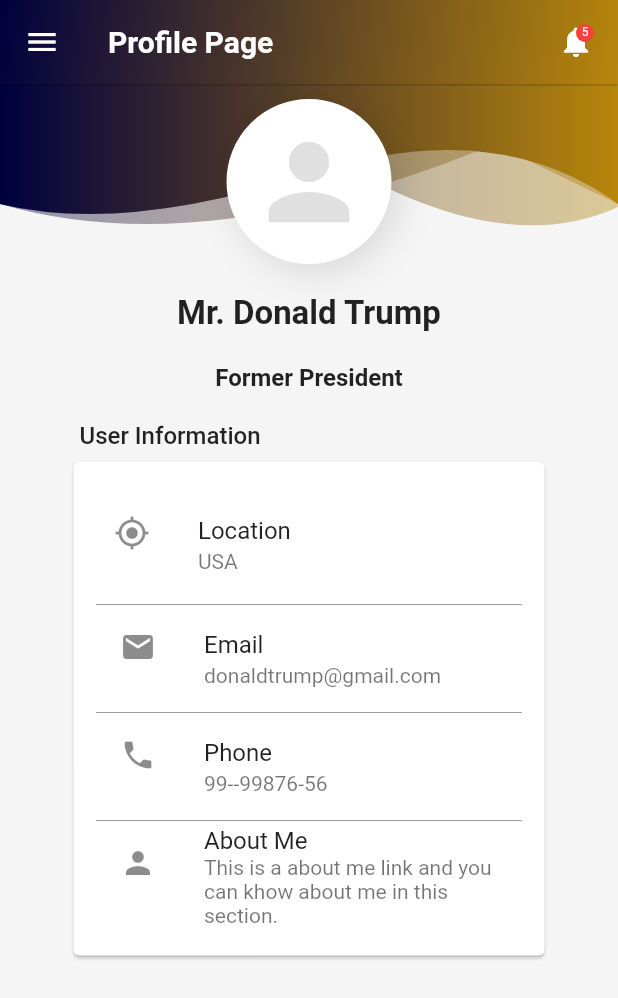
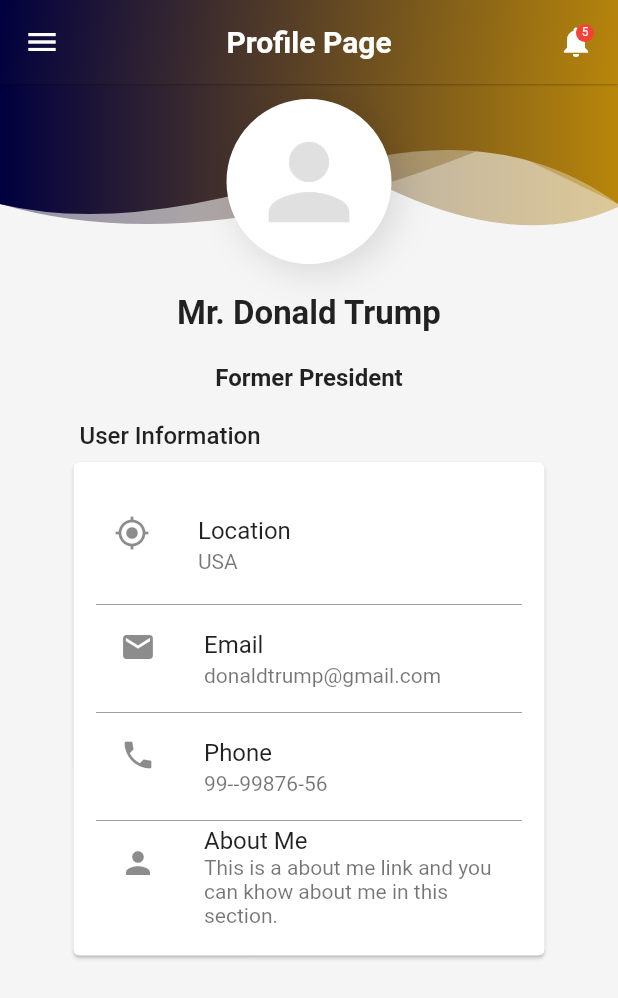
Before and after one commit to reubie/flutter-app, a Flutter app: the ProfilePage screen opened directly, on a phone screen of 412 x 824 dp. Shown: the top 998 px of the screen. Run offline on Flutter 3.47's test engine with Material 2 defaults, Android fonts, the phone set to English and light mode, and no system bars; our stand-ins replace font_awesome_flutter, hexcolor, otp_text_field; network calls fail.

Commit message:
adjusting UI elements and onpressed functions

```diff
--- a/lib/model/dictionary.dart
+++ b/lib/model/dictionary.dart
@@ -0,0 +1,29 @@
+class Dictionary {
+  final String number;
+  final String words;
+
+  const Dictionary({
+    required this.number,
+    required this.words,
+  });
+
+  Dictionary copy({
+    String? number,
+    String? words,
+  }) =>
+      Dictionary(
+        number: number ?? this.number,
+        words: words ?? this.words,
+      );
+
+  @override
+  bool operator ==(Object other) =>
+      identical(this, other) ||
+      other is Dictionary &&
+          runtimeType == other.runtimeType &&
+          number == other.number &&
+          words == other.words;
+
+  @override
+  int get hashCode => number.hashCode ^ words.hashCode;
+}
--- a/lib/pages/profile_page.dart
+++ b/lib/pages/profile_page.dart
@@ -25,6 +25,7 @@ class _ProfilePageState extends State<ProfilePage> {
   Widget build(BuildContext context) {
     return Scaffold(
       appBar: AppBar(
+        centerTitle: true,
         title: Text(
           "Profile Page",
           style: TextStyle(color: Colors.white, fontWeight: FontWeight.bold),
@@ -115,30 +116,37 @@ class _ProfilePageState extends State<ProfilePage> {
                           color: Colors.white,
                           fontWeight: FontWeight.bold),
                     ),
-                ),
+                    decoration: BoxDecoration(
+                        gradient: LinearGradient(
+                            begin: Alignment.topLeft,
+                            end: Alignment.bottomRight,
+                            colors: <Color>[
+                          Theme.of(context).primaryColor,
+                          Theme.of(context).accentColor,
+                        ]))),
               ),
               ListTile(
                 leading: Icon(
-                  Icons.screen_lock_landscape_rounded,
+                  Icons.person,
                   size: _drawerIconSize,
                   color: Theme.of(context).accentColor,
                 ),
                 title: Text(
-                  'Design',
+                  'Info',
                   style: TextStyle(
                       fontSize: 17, color: Theme.of(context).accentColor),
                 ),
                 onTap: () {
                   Navigator.push(context,
-                      MaterialPageRoute(builder: (context) => DataFromApi()));
+                      MaterialPageRoute(builder: (context) => ProfilePage()));
                 },
               ),
               ListTile(
-                leading: Icon(Icons.login_rounded,
+                leading: Icon(Icons.list,
                     size: _drawerIconSize,
                     color: Theme.of(context).accentColor),
                 title: Text(
-                  'Login Page',
+                  'Design',
                   style: TextStyle(
                       fontSize: _drawerFontSize,
                       color: Theme.of(context).accentColor),
@@ -146,7 +154,7 @@ class _ProfilePageState extends State<ProfilePage> {
                 onTap: () {
                   Navigator.push(
                     context,
-                    MaterialPageRoute(builder: (context) => LoginPage()),
+                    MaterialPageRoute(builder: (context) => DataFromApi()),
                   );
                 },
               ),
@@ -155,11 +163,11 @@ class _ProfilePageState extends State<ProfilePage> {
                 height: 1,
               ),
               ListTile(
-                leading: Icon(Icons.person_add_alt_1,
+                leading: Icon(Icons.reply_all_rounded,
                     size: _drawerIconSize,
                     color: Theme.of(context).accentColor),
                 title: Text(
-                  'Registration Page',
+                  'Response',
                   style: TextStyle(
                       fontSize: _drawerFontSize,
                       color: Theme.of(context).accentColor),
@@ -177,51 +185,7 @@ class _ProfilePageState extends State<ProfilePage> {
               ),
               ListTile(
                 leading: Icon(
-                  Icons.password_rounded,
-                  size: _drawerIconSize,
-                  color: Theme.of(context).accentColor,
-                ),
-                title: Text(
-                  'Forgot Password Page',
-                  style: TextStyle(
-                      fontSize: _drawerFontSize,
-                      color: Theme.of(context).accentColor),
-                ),
-                onTap: () {
-                  Navigator.push(
-                    context,
-                    MaterialPageRoute(
-                        builder: (context) => ForgotPasswordPage()),
-                  );
-                },
-              ),
-              Divider(
-                color: Theme.of(context).primaryColor,
-                height: 1,
-              ),
-              ListTile(
-                leading: Icon(
-                  Icons.verified_user_sharp,
-                  size: _drawerIconSize,
-                  color: Theme.of(context).accentColor,
-                ),
-                title: Text(
-                  'Verification Page',
-                  style: TextStyle(
-                      fontSize: _drawerFontSize,
-                      color: Theme.of(context).accentColor),
-                ),
-                onTap: () {
-                  Navigator.push(
-                    context,
-                    MaterialPageRoute(
-                        builder: (context) => ForgotPasswordVerificationPage()),
-                  );
-                },
-              ),
-              ListTile(
-                leading: Icon(
-                  Icons.verified_user_sharp,
+                  Icons.book_rounded,
                   size: _drawerIconSize,
                   color: Theme.of(context).accentColor,
                 ),
```
Also changed, not shown: lib/pages/widgets/dictionary.dart (+127 -0 lines), lib/pages/widgets/json.dart (+3 -5 lines). Lines whose indentation alone changed are shown as unchanged.
